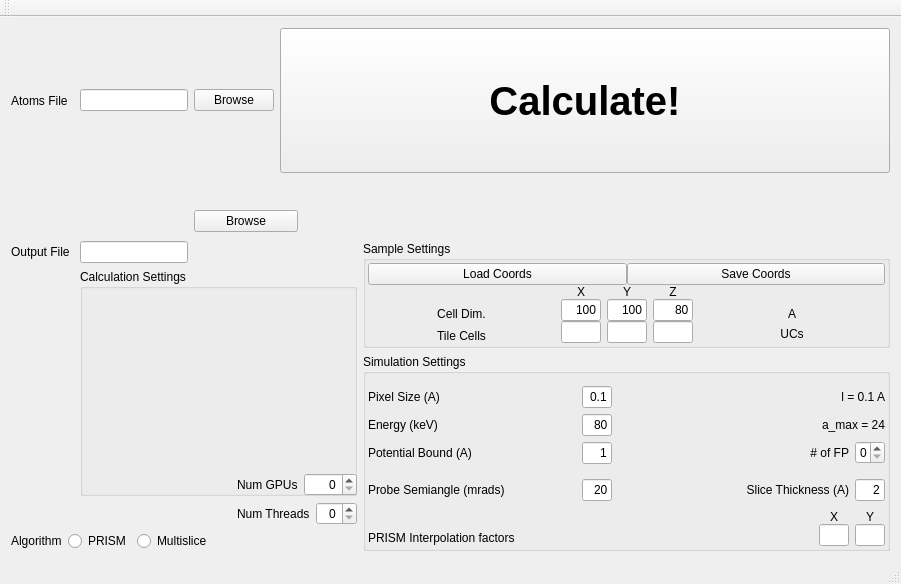
prism-em/prismatic, file Qt/prismmainwindow.ui: the form before one commit.
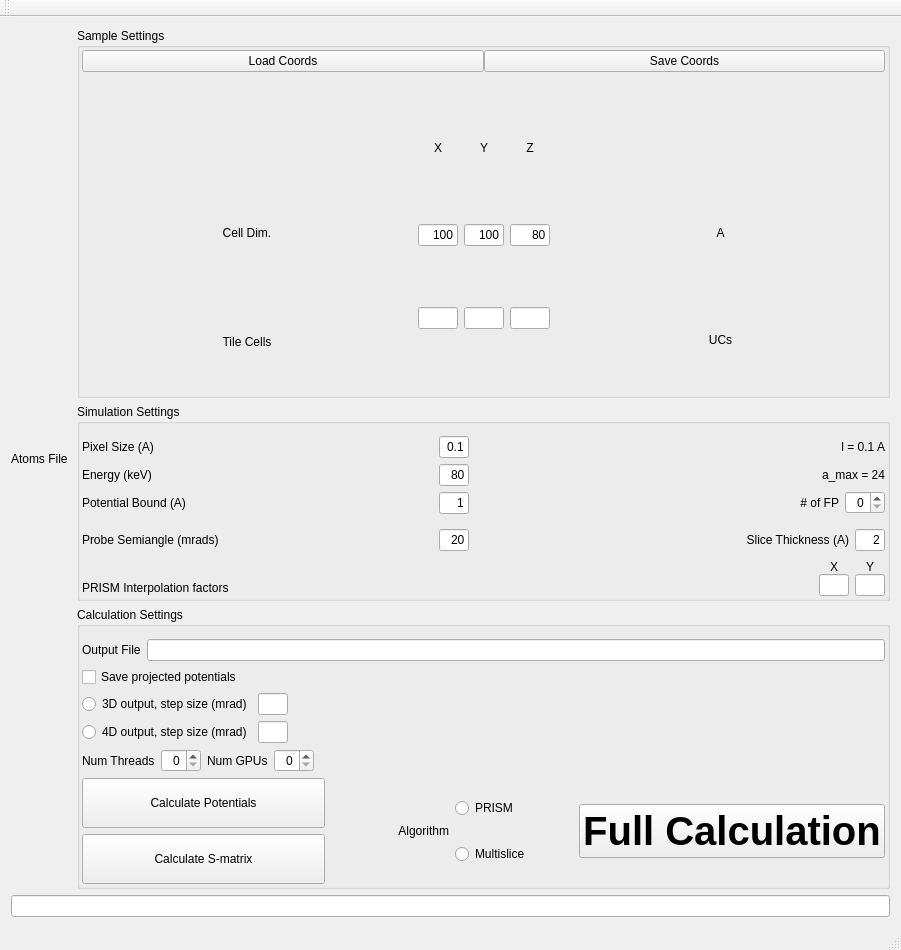
The form after the commit.

Patch:
```diff
--- a/Qt/prismmainwindow.ui
+++ b/Qt/prismmainwindow.ui
@@ -7,7 +7,7 @@
     <x>0</x>
     <y>0</y>
     <width>901</width>
-    <height>584</height>
+    <height>950</height>
    </rect>
   </property>
   <property name="windowTitle">
@@ -15,62 +15,15 @@
   </property>
   <widget class="QWidget" name="centralWidget">
    <layout class="QGridLayout" name="gridLayout">
-    <item row="0" column="0" colspan="2">
+    <item row="0" column="0">
      <widget class="QLabel" name="lbl_atomsfile">
       <property name="text">
        <string>Atoms File </string>
       </property>
      </widget>
     </item>
-    <item row="0" column="2" colspan="2">
-     <widget class="QLineEdit" name="lineedit_atomsfile"/>
-    </item>
-    <item row="0" column="4" colspan="2">
-     <widget class="QPushButton" name="btn_atomsfile_browse">
-      <property name="text">
-       <string>Browse</string>
-      </property>
-     </widget>
-    </item>
-    <item row="0" column="6" colspan="4">
-     <widget class="QPushButton" name="btn_go">
-      <property name="minimumSize">
-       <size>
-        <width>0</width>
-        <height>145</height>
-       </size>
-      </property>
-      <property name="font">
-       <font>
-        <pointsize>30</pointsize>
-        <weight>75</weight>
-        <bold>true</bold>
-       </font>
-      </property>
-      <property name="text">
-       <string>Calculate!</string>
-      </property>
-     </widget>
-    </item>
-    <item row="1" column="4" rowspan="2" colspan="3">
-     <widget class="QPushButton" name="btn_outputfile_browse">
-      <property name="text">
-       <string>Browse</string>
-      </property>
-     </widget>
-    </item>
-    <item row="2" column="0" colspan="2">
-     <widget class="QLabel" name="lbl_outputfile">
-      <property name="text">
-       <string>Output File</string>
-      </property>
-     </widget>
-    </item>
-    <item row="2" column="2" colspan="2">
-     <widget class="QLineEdit" name="lineedit_outputfile"/>
-    </item>
-    <item row="2" column="9" rowspan="5">
-     <layout class="QVBoxLayout" name="verticalLayout_11">
+    <item row="0" column="1">
+     <layout class="QVBoxLayout" name="verticalLayout_16">
       <item>
        <widget class="QGroupBox" name="box_sampleSettings">
         <property name="sizePolicy">
@@ -109,7 +62,7 @@
               <number>0</number>
              </property>
              <item>
-              <widget class="QPushButton" name="btn_loadCoordinates">
+              <widget class="QPushButton" name="btn_atomsfile_browse">
                <property name="text">
                 <string>Load Coords</string>
                </property>
@@ -117,6 +70,12 @@
              </item>
              <item>
               <widget class="QPushButton" name="btn_saveCoordinates">
+               <property name="sizePolicy">
+                <sizepolicy hsizetype="Minimum" vsizetype="Fixed">
+                 <horstretch>0</horstretch>
+                 <verstretch>0</verstretch>
+                </sizepolicy>
+               </property>
                <property name="text">
                 <string>Save Coords</string>
                </property>
@@ -621,7 +580,7 @@
                   <widget class="QSpinBox" name="spinBox_numFP">
                    <property name="maximumSize">
                     <size>
-                     <width>30</width>
+                     <width>40</width>
                      <height>16777215</height>
                     </size>
                    </property>
@@ -786,65 +745,303 @@
         <zorder></zorder>
         <zorder></zorder>
         <zorder>line</zorder>
+        <zorder></zorder>
+       </widget>
+      </item>
+      <item>
+       <widget class="QGroupBox" name="box_calculationSettings">
+        <property name="title">
+         <string>Calculation Settings</string>
+        </property>
+        <layout class="QHBoxLayout" name="horizontalLayout_20">
+         <property name="spacing">
+          <number>0</number>
+         </property>
+         <property name="leftMargin">
+          <number>2</number>
+         </property>
+         <property name="topMargin">
+          <number>2</number>
+         </property>
+         <property name="rightMargin">
+          <number>2</number>
+         </property>
+         <property name="bottomMargin">
+          <number>2</number>
+         </property>
+         <item>
+          <layout class="QVBoxLayout" name="verticalLayout_14">
+           <property name="topMargin">
+            <number>10</number>
+           </property>
+           <item>
+            <layout class="QHBoxLayout" name="horizontalLayout_14">
+             <item>
+              <widget class="QLabel" name="lbl_outputfile">
+               <property name="text">
+                <string>Output File</string>
+               </property>
+              </widget>
+             </item>
+             <item>
+              <widget class="QLineEdit" name="lineedit_outputfile"/>
+             </item>
+            </layout>
+           </item>
+           <item>
+            <layout class="QHBoxLayout" name="horizontalLayout_19">
+             <item>
+              <widget class="QCheckBox" name="checkBox">
+               <property name="text">
+                <string>Save projected potentials</string>
+               </property>
+              </widget>
+             </item>
+             <item>
+              <widget class="QLabel" name="label_12">
+               <property name="text">
+                <string/>
+               </property>
+              </widget>
+             </item>
+            </layout>
+           </item>
+           <item>
+            <layout class="QHBoxLayout" name="horizontalLayout_18">
+             <item>
+              <widget class="QRadioButton" name="radioButton">
+               <property name="text">
+                <string>3D output, step size (mrad)</string>
+               </property>
+              </widget>
+             </item>
+             <item>
+              <widget class="QLineEdit" name="lineEdit">
+               <property name="maximumSize">
+                <size>
+                 <width>30</width>
+                 <height>16777215</height>
+                </size>
+               </property>
+              </widget>
+             </item>
+             <item>
+              <spacer name="horizontalSpacer">
+               <property name="orientation">
+                <enum>Qt::Horizontal</enum>
+               </property>
+               <property name="sizeHint" stdset="0">
+                <size>
+                 <width>40</width>
+                 <height>20</height>
+                </size>
+               </property>
+              </spacer>
+             </item>
+            </layout>
+           </item>
+           <item>
+            <layout class="QHBoxLayout" name="horizontalLayout_17">
+             <item>
+              <widget class="QRadioButton" name="radioButton_2">
+               <property name="text">
+                <string>4D output, step size (mrad)</string>
+               </property>
+              </widget>
+             </item>
+             <item>
+              <widget class="QLineEdit" name="lineEdit_2">
+               <property name="maximumSize">
+                <size>
+                 <width>30</width>
+                 <height>16777215</height>
+                </size>
+               </property>
+              </widget>
+             </item>
+             <item>
+              <spacer name="horizontalSpacer_2">
+               <property name="orientation">
+                <enum>Qt::Horizontal</enum>
+               </property>
+               <property name="sizeHint" stdset="0">
+                <size>
+                 <width>40</width>
+                 <height>20</height>
+                </size>
+               </property>
+              </spacer>
+             </item>
+            </layout>
+           </item>
+           <item>
+            <layout class="QHBoxLayout" name="horizontalLayout_16">
+             <item>
+              <widget class="QLabel" name="lbl_numthreads">
+               <property name="text">
+                <string>Num Threads</string>
+               </property>
+              </widget>
+             </item>
+             <item>
+              <widget class="QSpinBox" name="spinBox_numThreads">
+               <property name="maximumSize">
+                <size>
+                 <width>40</width>
+                 <height>16777215</height>
+                </size>
+               </property>
+               <property name="alignment">
+                <set>Qt::AlignRight|Qt::AlignTrailing|Qt::AlignVCenter</set>
+               </property>
+              </widget>
+             </item>
+             <item>
+              <layout class="QHBoxLayout" name="horizontalLayout_15">
+               <item>
+                <widget class="QLabel" name="lbl_numgpus">
+                 <property name="text">
+                  <string>Num GPUs</string>
+                 </property>
+                </widget>
+               </item>
+               <item>
+                <widget class="QSpinBox" name="spinBox_numGPUs">
+                 <property name="maximumSize">
+                  <size>
+                   <width>40</width>
+                   <height>16777215</height>
+                  </size>
+                 </property>
+                 <property name="alignment">
+                  <set>Qt::AlignRight|Qt::AlignTrailing|Qt::AlignVCenter</set>
+                 </property>
+                </widget>
+               </item>
+               <item>
+                <spacer name="horizontalSpacer_3">
+                 <property name="orientation">
+                  <enum>Qt::Horizontal</enum>
+                 </property>
+                 <property name="sizeHint" stdset="0">
+                  <size>
+                   <width>40</width>
+                   <height>20</height>
+                  </size>
+                 </property>
+                </spacer>
+               </item>
+              </layout>
+             </item>
+            </layout>
+           </item>
+           <item>
+            <layout class="QHBoxLayout" name="horizontalLayout_22">
+             <item>
+              <layout class="QVBoxLayout" name="verticalLayout_15">
+               <item>
+                <widget class="QPushButton" name="pushButton">
+                 <property name="minimumSize">
+                  <size>
+                   <width>0</width>
+                   <height>50</height>
+                  </size>
+                 </property>
+                 <property name="text">
+                  <string>Calculate Potentials</string>
+                 </property>
+                </widget>
+               </item>
+               <item>
+                <widget class="QPushButton" name="pushButton_2">
+                 <property name="minimumSize">
+                  <size>
+                   <width>0</width>
+                   <height>50</height>
+                  </size>
+                 </property>
+                 <property name="text">
+                  <string>Calculate S-matrix</string>
+                 </property>
+                </widget>
+               </item>
+              </layout>
+             </item>
+             <item>
+              <layout class="QHBoxLayout" name="horizontalLayout_21">
+               <item>
+                <widget class="QLabel" name="lbl_algo">
+                 <property name="text">
+                  <string>Algorithm</string>
+                 </property>
+                 <property name="alignment">
+                  <set>Qt::AlignRight|Qt::AlignTrailing|Qt::AlignVCenter</set>
+                 </property>
+                </widget>
+               </item>
+               <item>
+                <layout class="QVBoxLayout" name="verticalLayout_11">
+                 <item>
+                  <widget class="QRadioButton" name="radBtn_PRISM">
+                   <property name="text">
+                    <string>PRISM</string>
+                   </property>
+                  </widget>
+                 </item>
+                 <item>
+                  <widget class="QRadioButton" name="radBtn_Multislice">
+                   <property name="text">
+                    <string>Multislice</string>
+                   </property>
+                  </widget>
+                 </item>
+                </layout>
+               </item>
+              </layout>
+             </item>
+             <item>
+              <widget class="QPushButton" name="btn_go">
+               <property name="minimumSize">
+                <size>
+                 <width>0</width>
+                 <height>0</height>
+                </size>
+               </property>
+               <property name="font">
+                <font>
+                 <pointsize>30</pointsize>
+                 <weight>75</weight>
+                 <bold>true</bold>
+                </font>
+               </property>
+               <property name="text">
+                <string>Full Calculation</string>
+               </property>
+              </widget>
+             </item>
+            </layout>
+           </item>
+          </layout>
+         </item>
+        </layout>
+        <zorder></zorder>
+        <zorder></zorder>
+        <zorder>checkBox</zorder>
+        <zorder>checkBox_2</zorder>
+        <zorder>lineEdit</zorder>
+        <zorder>radioButton</zorder>
+        <zorder>radioButton_2</zorder>
+        <zorder>lineEdit</zorder>
+        <zorder>lineEdit_2</zorder>
+        <zorder>label_12</zorder>
+        <zorder></zorder>
+        <zorder></zorder>
        </widget>
       </item>
      </layout>
     </item>
-    <item row="3" column="2" rowspan="2" colspan="7">
-     <widget class="QGroupBox" name="box_calculationSettings">
-      <property name="title">
-       <string>Calculation Settings</string>
-      </property>
-     </widget>
-    </item>
-    <item row="4" column="5" colspan="2">
-     <widget class="QLabel" name="lbl_numgpus">
-      <property name="text">
-       <string>Num GPUs</string>
-      </property>
-     </widget>
-    </item>
-    <item row="4" column="7" colspan="2">
-     <widget class="QSpinBox" name="spinBox_numGPUs">
-      <property name="alignment">
-       <set>Qt::AlignRight|Qt::AlignTrailing|Qt::AlignVCenter</set>
-      </property>
-     </widget>
-    </item>
-    <item row="5" column="5" colspan="3">
-     <widget class="QLabel" name="lbl_numthreads">
-      <property name="text">
-       <string>Num Threads</string>
-      </property>
-     </widget>
-    </item>
-    <item row="5" column="8">
-     <widget class="QSpinBox" name="spinBox_numThreads">
-      <property name="alignment">
-       <set>Qt::AlignRight|Qt::AlignTrailing|Qt::AlignVCenter</set>
-      </property>
-     </widget>
-    </item>
-    <item row="6" column="0">
-     <widget class="QLabel" name="lbl_algo">
-      <property name="text">
-       <string>Algorithm</string>
-      </property>
-     </widget>
-    </item>
-    <item row="6" column="1" colspan="2">
-     <widget class="QRadioButton" name="radBtn_PRISM">
-      <property name="text">
-       <string>PRISM</string>
-      </property>
-     </widget>
-    </item>
-    <item row="6" column="3" colspan="2">
-     <widget class="QRadioButton" name="radBtn_Multislice">
-      <property name="text">
-       <string>Multislice</string>
-      </property>
-     </widget>
+    <item row="1" column="0" colspan="2">
+     <widget class="QLineEdit" name="lineedit_atomsfile"/>
     </item>
    </layout>
    <zorder>box_simulationSettings</zorder>
```
Left out of the diff: 11 changed lines with no effect on the pictures.
